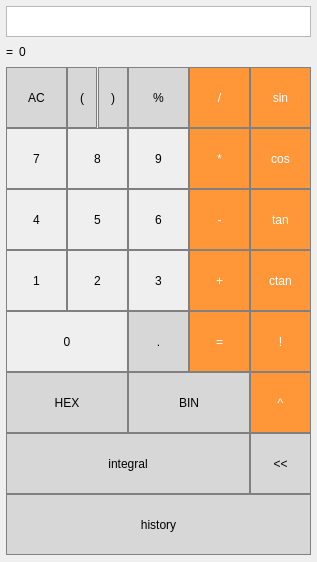
Before: the Qt Designer form calculate.ui in KFING/my-project, drawn with Qt 5.
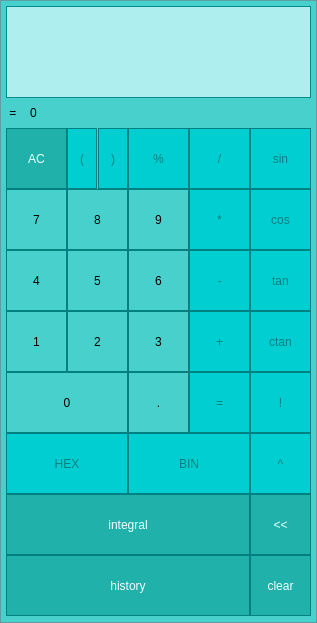
After: the same form once the commit is applied.

Commit message: adding history and changing css styles

What changed in the file:
```diff
--- a/calculate.ui
+++ b/calculate.ui
@@ -7,19 +7,26 @@
     <x>0</x>
     <y>0</y>
     <width>317</width>
-    <height>562</height>
+    <height>623</height>
    </rect>
   </property>
   <property name="windowTitle">
    <string>calculate</string>
   </property>
+  <property name="styleSheet">
+   <string notr="true">QMainWindow {
+  background-color: rgb(72,209,204);
+  color: white; 
+  border: 1px solid CadetBlue;
+}</string>
+  </property>
   <widget class="QWidget" name="centralwidget">
    <widget class="QLabel" name="answer">
     <property name="geometry">
      <rect>
-      <x>19</x>
-      <y>36</y>
-      <width>292</width>
+      <x>30</x>
+      <y>97</y>
+      <width>281</width>
       <height>31</height>
      </rect>
     </property>
@@ -39,16 +46,18 @@
     <property name="geometry">
      <rect>
       <x>6</x>
-      <y>67</y>
+      <y>128</y>
       <width>61</width>
       <height>61</height>
      </rect>
     </property>
     <property name="styleSheet">
      <string notr="true">QPushButton {
-  background-color: rgb(215, 215, 215);
-  border: 1px solid gray;
+  background-color: rgb(32,178,170);
+  color: Azure; 
+  border: 1px solid Teal;
 }
+
 QPushButton:pressed {
     background-color: qlineargradient(x1: 0, y1: 0, x2: 0, y2: 1,
                                       stop: 0 #BEBEBE, stop: 1 #D7D7D7);
@@ -62,16 +71,18 @@
     <property name="geometry">
      <rect>
       <x>128</x>
-      <y>67</y>
+      <y>128</y>
       <width>61</width>
       <height>61</height>
      </rect>
     </property>
     <property name="styleSheet">
      <string notr="true">QPushButton {
-  background-color: rgb(215, 215, 215);
-  border: 1px solid gray;
+  background-color: rgb(0,206,209);
+  color: Teal; 
+  border: 1px solid Teal;
 }
+
 QPushButton:pressed {
     background-color: qlineargradient(x1: 0, y1: 0, x2: 0, y2: 1,
                                       stop: 0 #BEBEBE, stop: 1 #D7D7D7);
@@ -85,16 +96,16 @@
     <property name="geometry">
      <rect>
       <x>189</x>
-      <y>67</y>
+      <y>128</y>
       <width>61</width>
       <height>61</height>
      </rect>
     </property>
     <property name="styleSheet">
      <string notr="true">QPushButton {
-  background-color: rgb(255, 151, 57);
-  color: white; 
-  border: 1px solid gray;
+  background-color: rgb(0,206,209);
+  color: Teal; 
+  border: 1px solid Teal;
 }
 
 QPushButton:pressed {
@@ -110,16 +121,16 @@
     <property name="geometry">
      <rect>
       <x>189</x>
-      <y>128</y>
+      <y>189</y>
       <width>61</width>
       <height>61</height>
      </rect>
     </property>
     <property name="styleSheet">
      <string notr="true">QPushButton {
-  background-color: rgb(255, 151, 57);
-  color: white; 
-  border: 1px solid gray;
+  background-color: rgb(0,206,209);
+  color: Teal; 
+  border: 1px solid Teal;
 }
 
 QPushButton:pressed {
@@ -135,14 +146,14 @@
     <property name="geometry">
      <rect>
       <x>128</x>
-      <y>128</y>
+      <y>189</y>
       <width>61</width>
       <height>61</height>
      </rect>
     </property>
     <property name="styleSheet">
      <string notr="true">QPushButton {
-   border: 1px solid gray;
+   border: 1px solid Teal;
 }
 QPushButton:pressed {
     background-color: qlineargradient(x1: 0, y1: 0, x2: 0, y2: 1,
@@ -157,14 +168,14 @@
     <property name="geometry">
      <rect>
       <x>6</x>
-      <y>128</y>
+      <y>189</y>
       <width>61</width>
       <height>61</height>
      </rect>
     </property>
     <property name="styleSheet">
      <string notr="true">QPushButton {
-   border: 1px solid gray;
+   border: 1px solid Teal;
 }
 QPushButton:pressed {
     background-color: qlineargradient(x1: 0, y1: 0, x2: 0, y2: 1,
@@ -179,14 +190,14 @@
     <property name="geometry">
      <rect>
       <x>67</x>
-      <y>128</y>
+      <y>189</y>
       <width>61</width>
       <height>61</height>
      </rect>
     </property>
     <property name="styleSheet">
      <string notr="true">QPushButton {
-   border: 1px solid gray;
+   border: 1px solid Teal;
 }
 QPushButton:pressed {
     background-color: qlineargradient(x1: 0, y1: 0, x2: 0, y2: 1,
@@ -201,16 +212,16 @@
     <property name="geometry">
      <rect>
       <x>189</x>
-      <y>189</y>
+      <y>250</y>
       <width>61</width>
       <height>61</height>
      </rect>
     </property>
     <property name="styleSheet">
      <string notr="true">QPushButton {
-  background-color: rgb(255, 151, 57);
-  color: white; 
-  border: 1px solid gray;
+  background-color: rgb(0,206,209);
+  color: Teal; 
+  border: 1px solid Teal;
 }
 
 QPushButton:pressed {
@@ -226,14 +237,14 @@
     <property name="geometry">
      <rect>
       <x>128</x>
-      <y>189</y>
+      <y>250</y>
       <width>61</width>
       <height>61</height>
      </rect>
     </property>
     <property name="styleSheet">
      <string notr="true">QPushButton {
-   border: 1px solid gray;
+   border: 1px solid Teal;
 }
 QPushButton:pressed {
     background-color: qlineargradient(x1: 0, y1: 0, x2: 0, y2: 1,
@@ -248,14 +259,14 @@
     <property name="geometry">
      <rect>
       <x>6</x>
-      <y>189</y>
+      <y>250</y>
       <width>61</width>
       <height>61</height>
      </rect>
     </property>
     <property name="styleSheet">
      <string notr="true">QPushButton {
-   border: 1px solid gray;
+   border: 1px solid Teal;
 }
 QPushButton:pressed {
     background-color: qlineargradient(x1: 0, y1: 0, x2: 0, y2: 1,
@@ -270,14 +281,14 @@
     <property name="geometry">
      <rect>
       <x>67</x>
-      <y>189</y>
+      <y>250</y>
       <width>61</width>
       <height>61</height>
      </rect>
     </property>
     <property name="styleSheet">
      <string notr="true">QPushButton {
-   border: 1px solid gray;
+   border: 1px solid Teal;
 }
 QPushButton:pressed {
     background-color: qlineargradient(x1: 0, y1: 0, x2: 0, y2: 1,
@@ -292,16 +303,16 @@
     <property name="geometry">
      <rect>
       <x>189</x>
-      <y>250</y>
+      <y>311</y>
       <width>61</width>
       <height>61</height>
      </rect>
     </property>
     <property name="styleSheet">
      <string notr="true">QPushButton {
-  background-color: rgb(255, 151, 57);
-  color: white; 
-  border: 1px solid gray;
+  background-color: rgb(0,206,209);
+  color: Teal; 
+  border: 1px solid Teal;
 }
 
 QPushButton:pressed {
@@ -317,14 +328,14 @@
     <property name="geometry">
      <rect>
       <x>128</x>
-      <y>250</y>
+      <y>311</y>
       <width>61</width>
       <height>61</height>
      </rect>
     </property>
     <property name="styleSheet">
      <string notr="true">QPushButton {
-   border: 1px solid gray;
+   border: 1px solid Teal;
 }
 QPushButton:pressed {
     background-color: qlineargradient(x1: 0, y1: 0, x2: 0, y2: 1,
@@ -339,14 +350,14 @@
     <property name="geometry">
      <rect>
       <x>6</x>
-      <y>250</y>
+      <y>311</y>
       <width>61</width>
       <height>61</height>
      </rect>
     </property>
     <property name="styleSheet">
      <string notr="true">QPushButton {
-   border: 1px solid gray;
+   border: 1px solid Teal;
 }
 QPushButton:pressed {
     background-color: qlineargradient(x1: 0, y1: 0, x2: 0, y2: 1,
@@ -361,14 +372,14 @@
     <property name="geometry">
      <rect>
       <x>67</x>
-      <y>250</y>
+      <y>311</y>
       <width>61</width>
       <height>61</height>
      </rect>
     </property>
     <property name="styleSheet">
      <string notr="true">QPushButton {
-   border: 1px solid gray;
+   border: 1px solid Teal;
 }
 QPushButton:pressed {
     background-color: qlineargradient(x1: 0, y1: 0, x2: 0, y2: 1,
@@ -383,16 +394,16 @@
     <property name="geometry">
      <rect>
       <x>189</x>
-      <y>311</y>
+      <y>372</y>
       <width>61</width>
       <height>61</height>
      </rect>
     </property>
     <property name="styleSheet">
      <string notr="true">QPushButton {
-  background-color: rgb(255, 151, 57);
-  color: white; 
-  border: 1px solid gray;
+  background-color: rgb(0,206,209);
+  color: Teal; 
+  border: 1px solid Teal;
 }
 
 QPushButton:pressed {
@@ -408,15 +419,14 @@
     <property name="geometry">
      <rect>
       <x>128</x>
-      <y>311</y>
+      <y>372</y>
       <width>61</width>
       <height>61</height>
      </rect>
     </property>
     <property name="styleSheet">
      <string notr="true">QPushButton {
-  background-color: rgb(215, 215, 215);
-  border: 1px solid gray;
+   border: 1px solid Teal;
 }
 QPushButton:pressed {
     background-color: qlineargradient(x1: 0, y1: 0, x2: 0, y2: 1,
@@ -431,14 +441,14 @@
     <property name="geometry">
      <rect>
       <x>6</x>
-      <y>311</y>
+      <y>372</y>
       <width>122</width>
       <height>61</height>
      </rect>
     </property>
     <property name="styleSheet">
      <string notr="true">QPushButton {
-   border: 1px solid gray;
+   border: 1px solid Teal;
 }
 QPushButton:pressed {
     background-color: qlineargradient(x1: 0, y1: 0, x2: 0, y2: 1,
@@ -453,16 +463,18 @@
     <property name="geometry">
      <rect>
       <x>6</x>
-      <y>494</y>
-      <width>305</width>
+      <y>555</y>
+      <width>244</width>
       <height>61</height>
      </rect>
     </property>
     <property name="styleSheet">
      <string notr="true">QPushButton {
-  background-color: rgb(215, 215, 215);
-  border: 1px solid gray;
+  background-color: rgb(32,178,170);
+  color: Azure; 
+  border: 1px solid Teal;
 }
+
 QPushButton:pressed {
     background-color: qlineargradient(x1: 0, y1: 0, x2: 0, y2: 1,
                                       stop: 0 #BEBEBE, stop: 1 #D7D7D7);
@@ -476,16 +488,18 @@
     <property name="geometry">
      <rect>
       <x>6</x>
-      <y>372</y>
+      <y>433</y>
       <width>122</width>
       <height>61</height>
      </rect>
     </property>
     <property name="styleSheet">
      <string notr="true">QPushButton {
-  background-color: rgb(215, 215, 215);
-  border: 1px solid gray;
+  background-color: rgb(0,206,209);
+  color: Teal; 
+  border: 1px solid Teal;
 }
+
 QPushButton:pressed {
     background-color: qlineargradient(x1: 0, y1: 0, x2: 0, y2: 1,
                                       stop: 0 #BEBEBE, stop: 1 #D7D7D7);
@@ -499,16 +513,18 @@
     <property name="geometry">
      <rect>
       <x>128</x>
-      <y>372</y>
+      <y>433</y>
       <width>122</width>
       <height>61</height>
      </rect>
     </property>
     <property name="styleSheet">
      <string notr="true">QPushButton {
-  background-color: rgb(215, 215, 215);
-  border: 1px solid gray;
+  background-color: rgb(0,206,209);
+  color: Teal; 
+  border: 1px solid Teal;
 }
+
 QPushButton:pressed {
     background-color: qlineargradient(x1: 0, y1: 0, x2: 0, y2: 1,
                                       stop: 0 #BEBEBE, stop: 1 #D7D7D7);
@@ -522,16 +538,18 @@
     <property name="geometry">
      <rect>
       <x>6</x>
-      <y>433</y>
+      <y>494</y>
       <width>244</width>
       <height>61</height>
      </rect>
     </property>
     <property name="styleSheet">
      <string notr="true">QPushButton {
-  background-color: rgb(215, 215, 215);
-  border: 1px solid gray;
+  background-color: rgb(32,178,170);
+  color: Azure; 
+  border: 1px solid Teal;
 }
+
 QPushButton:pressed {
     background-color: qlineargradient(x1: 0, y1: 0, x2: 0, y2: 1,
                                       stop: 0 #BEBEBE, stop: 1 #D7D7D7);
@@ -547,24 +565,34 @@
       <x>6</x>
       <y>6</y>
       <width>305</width>
-      <height>31</height>
+      <height>92</height>
      </rect>
     </property>
+    <property name="styleSheet">
+     <string notr="true">QTextEdit {
+  background-color: rgb(175,238,238);
+  color: Teal; 
+  border: 1px solid DarkCyan;
+}
+</string>
+    </property>
    </widget>
    <widget class="QPushButton" name="pushButton_13">
     <property name="geometry">
      <rect>
       <x>67</x>
-      <y>67</y>
+      <y>128</y>
       <width>30</width>
       <height>61</height>
      </rect>
     </property>
     <property name="styleSheet">
      <string notr="true">QPushButton {
-  background-color: rgb(215, 215, 215);
-  border: 1px solid gray;
+  background-color: rgb(0,206,209);
+  color: Teal; 
+  border: 1px solid Teal;
 }
+
 QPushButton:pressed {
     background-color: qlineargradient(x1: 0, y1: 0, x2: 0, y2: 1,
                                       stop: 0 #BEBEBE, stop: 1 #D7D7D7);
@@ -578,16 +606,18 @@
     <property name="geometry">
      <rect>
       <x>98</x>
-      <y>67</y>
+      <y>128</y>
       <width>30</width>
       <height>61</height>
      </rect>
     </property>
     <property name="styleSheet">
      <string notr="true">QPushButton {
-  background-color: rgb(215, 215, 215);
-  border: 1px solid gray;
+  background-color: rgb(0,206,209);
+  color: Teal; 
+  border: 1px solid Teal;
 }
+
 QPushButton:pressed {
     background-color: qlineargradient(x1: 0, y1: 0, x2: 0, y2: 1,
                                       stop: 0 #BEBEBE, stop: 1 #D7D7D7);
@@ -598,32 +628,45 @@
     </property>
    </widget>
    <widget class="QLabel" name="label">
+    <property name="enabled">
+     <bool>true</bool>
+    </property>
     <property name="geometry">
      <rect>
       <x>6</x>
-      <y>36</y>
-      <width>10</width>
-      <height>31</height>
+      <y>98</y>
+      <width>24</width>
+      <height>30</height>
      </rect>
     </property>
+    <property name="styleSheet">
+     <string notr="true">QLabel {
+  background-color: rgb(175,238,238);
+  color: Teal; 
+
+}
+
+
+background-color : white;</string>
+    </property>
     <property name="text">
-     <string>=</string>
+     <string> =</string>
     </property>
    </widget>
    <widget class="QPushButton" name="pushButton_sin">
     <property name="geometry">
      <rect>
       <x>250</x>
-      <y>67</y>
+      <y>128</y>
       <width>61</width>
       <height>61</height>
      </rect>
     </property>
     <property name="styleSheet">
      <string notr="true">QPushButton {
-  background-color: rgb(255, 151, 57);
-  color: white; 
-  border: 1px solid gray;
+  background-color: rgb(0,206,209);
+  color: Teal; 
+  border: 1px solid Teal;
 }
 
 QPushButton:pressed {
@@ -639,16 +682,16 @@
     <property name="geometry">
      <rect>
       <x>250</x>
-      <y>128</y>
+      <y>189</y>
       <width>61</width>
       <height>61</height>
      </rect>
     </property>
     <property name="styleSheet">
      <string notr="true">QPushButton {
-  background-color: rgb(255, 151, 57);
-  color: white; 
-  border: 1px solid gray;
+  background-color: rgb(0,206,209);
+  color: Teal; 
+  border: 1px solid Teal;
 }
 
 QPushButton:pressed {
@@ -664,16 +707,16 @@
     <property name="geometry">
      <rect>
       <x>250</x>
-      <y>189</y>
+      <y>250</y>
       <width>61</width>
       <height>61</height>
      </rect>
     </property>
     <property name="styleSheet">
      <string notr="true">QPushButton {
-  background-color: rgb(255, 151, 57);
-  color: white; 
-  border: 1px solid gray;
+  background-color: rgb(0,206,209);
+  color: Teal; 
+  border: 1px solid Teal;
 }
 
 QPushButton:pressed {
@@ -689,16 +732,16 @@
     <property name="geometry">
      <rect>
       <x>250</x>
-      <y>250</y>
+      <y>311</y>
       <width>61</width>
       <height>61</height>
      </rect>
     </property>
     <property name="styleSheet">
      <string notr="true">QPushButton {
-  background-color: rgb(255, 151, 57);
-  color: white; 
-  border: 1px solid gray;
+  background-color: rgb(0,206,209);
+  color: Teal; 
+  border: 1px solid Teal;
 }
 
 QPushButton:pressed {
@@ -714,16 +757,16 @@
     <property name="geometry">
      <rect>
       <x>250</x>
-      <y>311</y>
+      <y>372</y>
       <width>61</width>
       <height>61</height>
      </rect>
     </property>
     <property name="styleSheet">
      <string notr="true">QPushButton {
-  background-color: rgb(255, 151, 57);
-  color: white; 
-  border: 1px solid gray;
+  background-color: rgb(0,206,209);
+  color: Teal; 
+  border: 1px solid Teal;
 }
 
 QPushButton:pressed {
@@ -739,16 +782,16 @@
     <property name="geometry">
      <rect>
       <x>250</x>
-      <y>372</y>
+      <y>433</y>
       <width>61</width>
       <height>61</height>
      </rect>
     </property>
     <property name="styleSheet">
      <string notr="true">QPushButton {
-  background-color: rgb(255, 151, 57);
-  color: white; 
-  border: 1px solid gray;
+  background-color: rgb(0,206,209);
+  color: Teal; 
+  border: 1px solid Teal;
 }
 
 QPushButton:pressed {
@@ -764,16 +807,18 @@
     <property name="geometry">
      <rect>
       <x>250</x>
-      <y>433</y>
+      <y>494</y>
       <width>61</width>
       <height>61</height>
      </rect>
     </property>
     <property name="styleSheet">
      <string notr="true">QPushButton {
-  background-color: rgb(215, 215, 215);
-  border: 1px solid gray;
+  background-color: rgb(32,178,170);
+  color: Azure; 
+  border: 1px solid Teal;
 }
+
 QPushButton:pressed {
     background-color: qlineargradient(x1: 0, y1: 0, x2: 0, y2: 1,
                                       stop: 0 #BEBEBE, stop: 1 #D7D7D7);
@@ -783,6 +828,31 @@
      <string>&lt;&lt;</string>
     </property>
    </widget>
+   <widget class="QPushButton" name="pushButton_15">
+    <property name="geometry">
+     <rect>
+      <x>250</x>
+      <y>555</y>
+      <width>61</width>
+      <height>61</height>
+     </rect>
+    </property>
+    <property name="styleSheet">
+     <string notr="true">QPushButton {
+  background-color: rgb(32,178,170);
+  color: Azure; 
+  border: 1px solid Teal;
+}
+
+QPushButton:pressed {
+    background-color: qlineargradient(x1: 0, y1: 0, x2: 0, y2: 1,
+                                      stop: 0 #FF7832, stop: 1 #FF9739);
+}</string>
+    </property>
+    <property name="text">
+     <string>clear</string>
+    </property>
+   </widget>
   </widget>
  </widget>
  <resources/>
```
Left out of the diff: 68 changed lines with no effect on the pictures. The commit also changes 4 other files.
